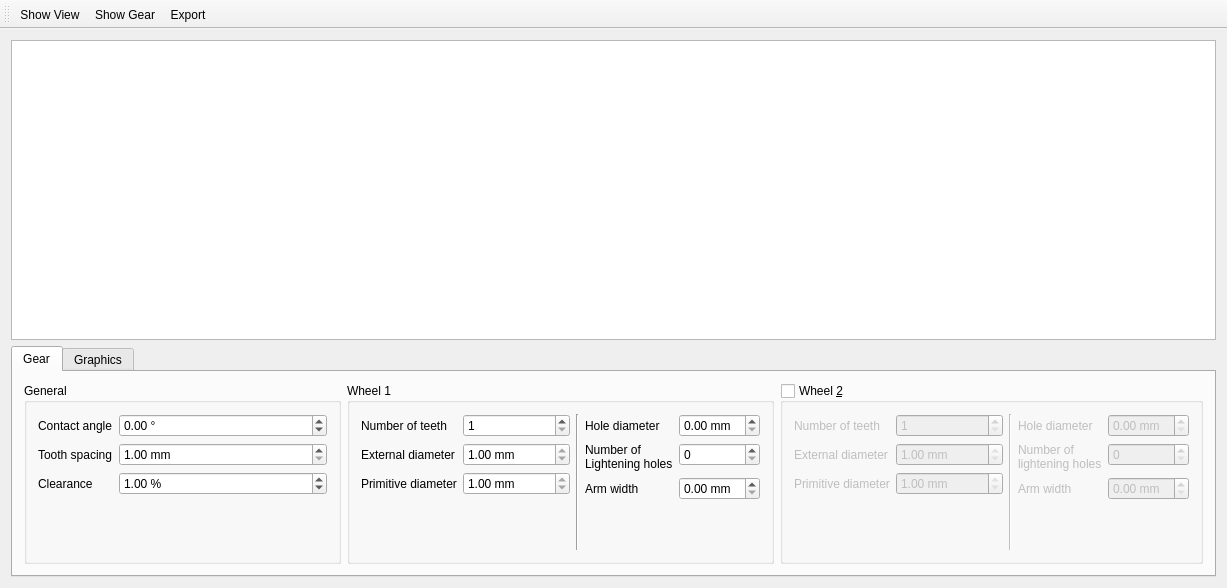
This is mainwindow.ui in Klafyvel/GearFactory as Qt 5 draws it before an edit. The edited form follows.
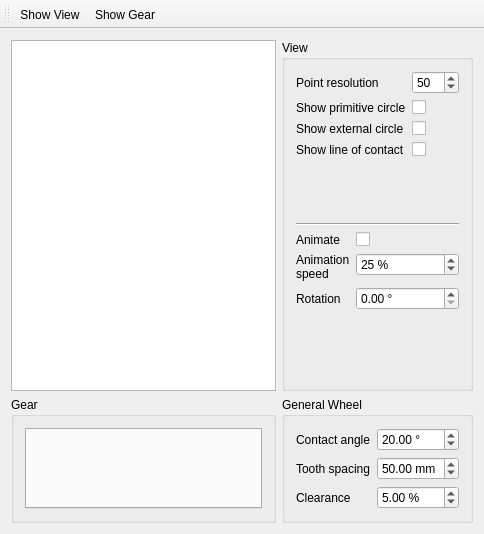
This is the edited form.

```diff
--- a/mainwindow.ui
+++ b/mainwindow.ui
@@ -6,8 +6,8 @@
    <rect>
     <x>0</x>
     <y>0</y>
-    <width>1227</width>
-    <height>588</height>
+    <width>484</width>
+    <height>534</height>
    </rect>
   </property>
   <property name="windowTitle">
@@ -20,8 +20,130 @@
    <set>QMainWindow::AllowTabbedDocks|QMainWindow::AnimatedDocks</set>
   </property>
   <widget class="QWidget" name="centralWidget">
-   <layout class="QVBoxLayout" name="verticalLayout_7">
-    <item>
+   <layout class="QGridLayout" name="gridLayout">
+    <item row="1" column="1">
+     <widget class="QGroupBox" name="groupBoxView">
+      <property name="title">
+       <string>View</string>
+      </property>
+      <layout class="QVBoxLayout" name="verticalLayout_2">
+       <item>
+        <layout class="QFormLayout" name="formLayout_8">
+         <item row="1" column="0">
+          <widget class="QLabel" name="showPrimitiveCircleLabel">
+           <property name="text">
+            <string>Show primitive circle</string>
+           </property>
+          </widget>
+         </item>
+         <item row="1" column="1">
+          <widget class="QCheckBox" name="showPrimitiveCircleCheckBox"/>
+         </item>
+         <item row="2" column="0">
+          <widget class="QLabel" name="showExternalCircleLabel">
+           <property name="text">
+            <string>Show external circle</string>
+           </property>
+          </widget>
+         </item>
+         <item row="2" column="1">
+          <widget class="QCheckBox" name="showExternalCircleCheckBox"/>
+         </item>
+         <item row="3" column="0">
+          <widget class="QLabel" name="showLineOfContactLabel">
+           <property name="text">
+            <string>Show line of contact</string>
+           </property>
+          </widget>
+         </item>
+         <item row="3" column="1">
+          <widget class="QCheckBox" name="showLineOfContactCheckBox"/>
+         </item>
+         <item row="0" column="0">
+          <widget class="QLabel" name="pointResolutionLabel">
+           <property name="text">
+            <string>Point resolution</string>
+           </property>
+          </widget>
+         </item>
+         <item row="0" column="1">
+          <widget class="QSpinBox" name="pointResolutionSpinBox">
+           <property name="minimum">
+            <number>2</number>
+           </property>
+           <property name="maximum">
+            <number>500</number>
+           </property>
+           <property name="value">
+            <number>50</number>
+           </property>
+          </widget>
+         </item>
+        </layout>
+       </item>
+       <item>
+        <widget class="Line" name="line_3">
+         <property name="orientation">
+          <enum>Qt::Horizontal</enum>
+         </property>
+        </widget>
+       </item>
+       <item>
+        <layout class="QFormLayout" name="formLayout_9">
+         <item row="0" column="1">
+          <widget class="QCheckBox" name="animateCheckBox"/>
+         </item>
+         <item row="1" column="0">
+          <widget class="QLabel" name="animationSpeedLabel">
+           <property name="text">
+            <string>Animation
+speed</string>
+           </property>
+          </widget>
+         </item>
+         <item row="1" column="1">
+          <widget class="QSpinBox" name="animationSpeedSpinBox">
+           <property name="suffix">
+            <string> %</string>
+           </property>
+           <property name="maximum">
+            <number>100</number>
+           </property>
+           <property name="value">
+            <number>25</number>
+           </property>
+          </widget>
+         </item>
+         <item row="2" column="0">
+          <widget class="QLabel" name="rotationLabel">
+           <property name="text">
+            <string>Rotation</string>
+           </property>
+          </widget>
+         </item>
+         <item row="2" column="1">
+          <widget class="QDoubleSpinBox" name="rotationDoubleSpinBox">
+           <property name="suffix">
+            <string> °</string>
+           </property>
+           <property name="maximum">
+            <double>360.000000000000000</double>
+           </property>
+          </widget>
+         </item>
+         <item row="0" column="0">
+          <widget class="QLabel" name="animateLabel">
+           <property name="text">
+            <string>Animate</string>
+           </property>
+          </widget>
+         </item>
+        </layout>
+       </item>
+      </layout>
+     </widget>
+    </item>
+    <item row="1" column="0">
      <widget class="QGraphicsView" name="graphicsView">
       <property name="minimumSize">
        <size>
@@ -46,590 +168,108 @@
       </property>
      </widget>
     </item>
-    <item>
-     <widget class="QTabWidget" name="tabWidget">
-      <property name="currentIndex">
-       <number>0</number>
+    <item row="2" column="0">
+     <widget class="QGroupBox" name="gearGroupBox">
+      <property name="sizePolicy">
+       <sizepolicy hsizetype="Expanding" vsizetype="Minimum">
+        <horstretch>0</horstretch>
+        <verstretch>0</verstretch>
+       </sizepolicy>
       </property>
-      <widget class="QWidget" name="tabWidgetPage1">
-       <attribute name="title">
-        <string>Gear</string>
-       </attribute>
-       <layout class="QHBoxLayout" name="horizontalLayout">
-        <item>
-         <widget class="QGroupBox" name="groupBox">
-          <property name="title">
-           <string>General</string>
-          </property>
-          <layout class="QVBoxLayout" name="verticalLayout">
-           <item>
-            <layout class="QFormLayout" name="formLayout_6">
-             <item row="0" column="0">
-              <widget class="QLabel" name="contactAngleLabel">
-               <property name="text">
-                <string>Contact angle</string>
-               </property>
-              </widget>
-             </item>
-             <item row="0" column="1">
-              <widget class="QDoubleSpinBox" name="contactAngleDoubleSpinBox">
-               <property name="suffix">
-                <string> °</string>
-               </property>
-               <property name="minimum">
-                <double>-45.000000000000000</double>
-               </property>
-               <property name="maximum">
-                <double>45.000000000000000</double>
-               </property>
-              </widget>
-             </item>
-             <item row="1" column="0">
-              <widget class="QLabel" name="toothSpacingLabel">
-               <property name="text">
-                <string>Tooth spacing</string>
-               </property>
-              </widget>
-             </item>
-             <item row="1" column="1">
-              <widget class="QDoubleSpinBox" name="toothSpacingDoubleSpinBox">
-               <property name="suffix">
-                <string> mm</string>
-               </property>
-               <property name="minimum">
-                <double>1.000000000000000</double>
-               </property>
-              </widget>
-             </item>
-             <item row="2" column="0">
-              <widget class="QLabel" name="clearanceLabel">
-               <property name="text">
-                <string>Clearance</string>
-               </property>
-              </widget>
-             </item>
-             <item row="2" column="1">
-              <widget class="QDoubleSpinBox" name="clearanceDoubleSpinBox">
-               <property name="suffix">
-                <string> %</string>
-               </property>
-               <property name="value">
-                <double>1.000000000000000</double>
-               </property>
-              </widget>
-             </item>
-            </layout>
-           </item>
-          </layout>
-         </widget>
-        </item>
-        <item>
-         <widget class="QGroupBox" name="groupBox_2">
-          <property name="title">
-           <string>Wheel 1</string>
-          </property>
-          <layout class="QHBoxLayout" name="horizontalLayout_3">
-           <item>
-            <layout class="QFormLayout" name="formLayout_5">
-             <item row="0" column="0">
-              <widget class="QLabel" name="numberOfTeethLabel">
-               <property name="text">
-                <string>Number of teeth</string>
-               </property>
-              </widget>
-             </item>
-             <item row="0" column="1">
-              <widget class="QSpinBox" name="numberOfTeethSpinBox">
-               <property name="minimum">
-                <number>1</number>
-               </property>
-              </widget>
-             </item>
-             <item row="1" column="0">
-              <widget class="QLabel" name="externalDiameterLabel">
-               <property name="text">
-                <string>External diameter</string>
-               </property>
-              </widget>
-             </item>
-             <item row="1" column="1">
-              <widget class="QDoubleSpinBox" name="externalDiameterDoubleSpinBox">
-               <property name="readOnly">
-                <bool>true</bool>
-               </property>
-               <property name="suffix">
-                <string> mm</string>
-               </property>
-               <property name="minimum">
-                <double>1.000000000000000</double>
-               </property>
-               <property name="maximum">
-                <double>10000.000000000000000</double>
-               </property>
-              </widget>
-             </item>
-             <item row="2" column="0">
-              <widget class="QLabel" name="primitiveDiameterLabel">
-               <property name="text">
-                <string>Primitive diameter</string>
-               </property>
-              </widget>
-             </item>
-             <item row="2" column="1">
-              <widget class="QDoubleSpinBox" name="primitiveDiameterDoubleSpinBox">
-               <property name="readOnly">
-                <bool>true</bool>
-               </property>
-               <property name="prefix">
-                <string/>
-               </property>
-               <property name="suffix">
-                <string> mm</string>
-               </property>
-               <property name="minimum">
-                <double>1.000000000000000</double>
-               </property>
-               <property name="maximum">
-                <double>100000.000000000000000</double>
-               </property>
-              </widget>
-             </item>
-            </layout>
-           </item>
-           <item>
-            <widget class="Line" name="line">
-             <property name="orientation">
-              <enum>Qt::Vertical</enum>
-             </property>
-            </widget>
-           </item>
-           <item>
-            <layout class="QFormLayout" name="formLayout">
-             <item row="0" column="0">
-              <widget class="QLabel" name="holeDiameterLabel">
-               <property name="text">
-                <string>Hole diameter</string>
-               </property>
-              </widget>
-             </item>
-             <item row="0" column="1">
-              <widget class="QDoubleSpinBox" name="holeDiameterDoubleSpinBox">
-               <property name="suffix">
-                <string> mm</string>
-               </property>
-              </widget>
-             </item>
-             <item row="1" column="0">
-              <widget class="QLabel" name="numberOfLighteningHolesLabel">
-               <property name="text">
-                <string>Number of
-Lightening holes</string>
-               </property>
-              </widget>
-             </item>
-             <item row="1" column="1">
-              <widget class="QSpinBox" name="numberOfLighteningHolesSpinBox"/>
-             </item>
-             <item row="2" column="0">
-              <widget class="QLabel" name="armWidthLabel">
-               <property name="text">
-                <string>Arm width</string>
-               </property>
-              </widget>
-             </item>
-             <item row="2" column="1">
-              <widget class="QDoubleSpinBox" name="armWidthDoubleSpinBox">
-               <property name="suffix">
-                <string> mm</string>
-               </property>
-              </widget>
-             </item>
-            </layout>
-           </item>
-          </layout>
-         </widget>
-        </item>
-        <item>
-         <widget class="QGroupBox" name="wheel2GroupBox">
-          <property name="title">
-           <string>Wheel &amp;2</string>
-          </property>
-          <property name="flat">
-           <bool>false</bool>
-          </property>
-          <property name="checkable">
-           <bool>true</bool>
-          </property>
-          <property name="checked">
-           <bool>false</bool>
-          </property>
-          <layout class="QHBoxLayout" name="horizontalLayout_5">
-           <item>
-            <layout class="QFormLayout" name="formLayout_7">
-             <item row="0" column="0">
-              <widget class="QLabel" name="numberOfTeethLabel_2">
-               <property name="text">
-                <string>Number of teeth</string>
-               </property>
-              </widget>
-             </item>
-             <item row="0" column="1">
-              <widget class="QSpinBox" name="numberOfTeethSpinBox_2">
-               <property name="minimum">
-                <number>1</number>
-               </property>
-              </widget>
-             </item>
-             <item row="2" column="0">
-              <widget class="QLabel" name="primitiveDiameterLabel_2">
-               <property name="text">
-                <string>Primitive diameter</string>
-               </property>
-              </widget>
-             </item>
-             <item row="2" column="1">
-              <widget class="QDoubleSpinBox" name="primitiveDiameterDoubleSpinBox_2">
-               <property name="readOnly">
-                <bool>true</bool>
-               </property>
-               <property name="suffix">
-                <string> mm</string>
-               </property>
-               <property name="minimum">
-                <double>1.000000000000000</double>
-               </property>
-               <property name="maximum">
-                <double>100000.000000000000000</double>
-               </property>
-              </widget>
-             </item>
-             <item row="1" column="0">
-              <widget class="QLabel" name="externalDiameterLabel_2">
-               <property name="text">
-                <string>External diameter</string>
-               </property>
-              </widget>
-             </item>
-             <item row="1" column="1">
-              <widget class="QDoubleSpinBox" name="externalDiameterDoubleSpinBox_2">
-               <property name="readOnly">
-                <bool>true</bool>
-               </property>
-               <property name="suffix">
-                <string> mm</string>
-               </property>
-               <property name="minimum">
-                <double>1.000000000000000</double>
-               </property>
-               <property name="maximum">
-                <double>10000.000000000000000</double>
-               </property>
-              </widget>
-             </item>
-            </layout>
-           </item>
-           <item>
-            <widget class="Line" name="line_2">
-             <property name="orientation">
-              <enum>Qt::Vertical</enum>
-             </property>
-            </widget>
-           </item>
-           <item>
-            <layout class="QFormLayout" name="formLayout_2">
-             <item row="1" column="1">
-              <widget class="QSpinBox" name="numberOfLighteningHolesSpinBox_2"/>
-             </item>
-             <item row="1" column="0">
-              <widget class="QLabel" name="numberOfLighteningHolesLabel_2">
-               <property name="text">
-                <string>Number of
-lightening holes</string>
-               </property>
-              </widget>
-             </item>
-             <item row="0" column="1">
-              <widget class="QDoubleSpinBox" name="holeDiameterDoubleSpinBox_2">
-               <property name="suffix">
-                <string> mm</string>
-               </property>
-              </widget>
-             </item>
-             <item row="0" column="0">
-              <widget class="QLabel" name="holeDiameterLabel_2">
-               <property name="text">
-                <string>Hole diameter</string>
-               </property>
-              </widget>
-             </item>
-             <item row="2" column="0">
-              <widget class="QLabel" name="armWidthLabel_2">
-               <property name="text">
-                <string>Arm width</string>
-               </property>
-              </widget>
-             </item>
-             <item row="2" column="1">
-              <widget class="QDoubleSpinBox" name="armWidthDoubleSpinBox_2">
-               <property name="suffix">
-                <string> mm</string>
-               </property>
-              </widget>
-             </item>
-            </layout>
-           </item>
-          </layout>
-         </widget>
-        </item>
-       </layout>
-      </widget>
-      <widget class="QWidget" name="tabWidgetPage2">
-       <attribute name="title">
-        <string>Graphics</string>
-       </attribute>
-       <layout class="QHBoxLayout" name="horizontalLayout_2">
-        <item>
-         <widget class="QGroupBox" name="groupBoxView">
-          <property name="title">
-           <string>View</string>
-          </property>
-          <layout class="QHBoxLayout" name="horizontalLayout_6">
-           <item>
-            <layout class="QFormLayout" name="formLayout_3">
-             <item row="0" column="0">
-              <widget class="QLabel" name="showGridLabel">
-               <property name="text">
-                <string>Show grid</string>
-               </property>
-              </widget>
-             </item>
-             <item row="0" column="1">
-              <widget class="QCheckBox" name="showGridCheckBox">
-               <property name="checked">
-                <bool>true</bool>
-               </property>
-              </widget>
-             </item>
-             <item row="1" column="0">
-              <widget class="QLabel" name="gridSizeLabel">
-               <property name="text">
-                <string>Grid size</string>
-               </property>
-              </widget>
-             </item>
-             <item row="1" column="1">
-              <widget class="QDoubleSpinBox" name="gridSizeDoubleSpinBox">
-               <property name="suffix">
-                <string> mm</string>
-               </property>
-               <property name="value">
-                <double>10.000000000000000</double>
-               </property>
-              </widget>
-             </item>
-             <item row="2" column="0">
-              <widget class="QLabel" name="pointResolutionLabel">
-               <property name="text">
-                <string>Point resolution</string>
-               </property>
-              </widget>
-             </item>
-             <item row="2" column="1">
-              <widget class="QSpinBox" name="pointResolutionSpinBox">
-               <property name="minimum">
-                <number>2</number>
-               </property>
-               <property name="maximum">
-                <number>500</number>
-               </property>
-              </widget>
-             </item>
-            </layout>
-           </item>
-           <item>
-            <widget class="Line" name="line_3">
-             <property name="orientation">
-              <enum>Qt::Vertical</enum>
-             </property>
-            </widget>
-           </item>
-           <item>
-            <layout class="QFormLayout" name="formLayout_8">
-             <item row="0" column="0">
-              <widget class="QLabel" name="showPrimitiveCircleLabel">
-               <property name="text">
-                <string>Show primitive circle</string>
-               </property>
-              </widget>
-             </item>
-             <item row="0" column="1">
-              <widget class="QCheckBox" name="showPrimitiveCircleCheckBox"/>
-             </item>
-             <item row="1" column="0">
-              <widget class="QLabel" name="showExternalCircleLabel">
-               <property name="text">
-                <string>Show external circle</string>
-               </property>
-              </widget>
-             </item>
-             <item row="1" column="1">
-              <widget class="QCheckBox" name="showExternalCircleCheckBox"/>
-             </item>
-             <item row="2" column="0">
-              <widget class="QLabel" name="showLineOfContactLabel">
-               <property name="text">
-                <string>Show line of contact</string>
-               </property>
-              </widget>
-             </item>
-             <item row="2" column="1">
-              <widget class="QCheckBox" name="showLineOfContactCheckBox"/>
-             </item>
-            </layout>
-           </item>
-           <item>
-            <widget class="Line" name="line_5">
-             <property name="orientation">
-              <enum>Qt::Vertical</enum>
-             </property>
-            </widget>
-           </item>
-           <item>
-            <layout class="QFormLayout" name="formLayout_9">
-             <item row="0" column="0">
-              <widget class="QLabel" name="animateLabel">
-               <property name="text">
-                <string>Animate</string>
-               </property>
-              </widget>
-             </item>
-             <item row="0" column="1">
-              <widget class="QCheckBox" name="animateCheckBox"/>
-             </item>
-             <item row="1" column="0">
-              <widget class="QLabel" name="animationSpeedLabel">
-               <property name="text">
-                <string>Animation
-speed</string>
-               </property>
-              </widget>
-             </item>
-             <item row="1" column="1">
-              <widget class="QSpinBox" name="animationSpeedSpinBox">
-               <property name="suffix">
-                <string> %</string>
-               </property>
-               <property name="maximum">
-                <number>100</number>
-               </property>
-               <property name="value">
-                <number>25</number>
-               </property>
-              </widget>
-             </item>
-             <item row="2" column="0">
-              <widget class="QLabel" name="rotationLabel">
-               <property name="text">
-                <string>Rotation</string>
-               </property>
-              </widget>
-             </item>
-             <item row="2" column="1">
-              <widget class="QDoubleSpinBox" name="rotationDoubleSpinBox">
-               <property name="suffix">
-                <string> °</string>
-               </property>
-               <property name="maximum">
-                <double>360.000000000000000</double>
-               </property>
-              </widget>
-             </item>
-            </layout>
-           </item>
-          </layout>
-         </widget>
-        </item>
-        <item>
-         <widget class="QGroupBox" name="groupBoxExport">
-          <property name="title">
-           <string>Export</string>
-          </property>
-          <layout class="QHBoxLayout" name="horizontalLayout_7">
-           <item>
-            <layout class="QFormLayout" name="formLayout_4">
-             <property name="labelAlignment">
-              <set>Qt::AlignRight|Qt::AlignTop|Qt::AlignTrailing</set>
-             </property>
-             <property name="formAlignment">
-              <set>Qt::AlignLeading|Qt::AlignLeft|Qt::AlignTop</set>
-             </property>
-             <item row="0" column="0">
-              <widget class="QLabel" name="fileNameLabel_2">
-               <property name="text">
-                <string>File name</string>
-               </property>
-              </widget>
-             </item>
-             <item row="0" column="1">
-              <widget class="QWidget" name="fileNameWidget" native="true">
-               <layout class="QHBoxLayout" name="horizontalLayout_4">
-                <item>
-                 <widget class="QLineEdit" name="fileNameLineEdit">
-                  <property name="text">
-                   <string/>
-                  </property>
-                 </widget>
-                </item>
-                <item>
-                 <widget class="QPushButton" name="fileNamePushButton">
-                  <property name="text">
-                   <string>Choose...</string>
-                  </property>
-                 </widget>
-                </item>
-               </layout>
-              </widget>
-             </item>
-             <item row="1" column="0">
-              <widget class="QLabel" name="formatLabel">
-               <property name="text">
-                <string>Format</string>
-               </property>
-              </widget>
-             </item>
-             <item row="1" column="1">
-              <widget class="QComboBox" name="formatComboBox">
-               <item>
-                <property name="text">
-                 <string>SVG</string>
-                </property>
-               </item>
-               <item>
-                <property name="text">
-                 <string>PDF</string>
-                </property>
-               </item>
-               <item>
-                <property name="text">
-                 <string>PNG</string>
-                </property>
-               </item>
-              </widget>
-             </item>
-            </layout>
-           </item>
-           <item>
-            <widget class="QPushButton" name="exportPushButton">
-             <property name="text">
-              <string>Export</string>
-             </property>
-            </widget>
-           </item>
-          </layout>
-         </widget>
-        </item>
-       </layout>
-      </widget>
+      <property name="title">
+       <string>Gear</string>
+      </property>
+      <layout class="QHBoxLayout" name="horizontalLayout">
+       <item>
+        <widget class="QTabWidget" name="tabWidget">
+         <property name="sizePolicy">
+          <sizepolicy hsizetype="Expanding" vsizetype="Minimum">
+           <horstretch>0</horstretch>
+           <verstretch>0</verstretch>
+          </sizepolicy>
+         </property>
+         <property name="currentIndex">
+          <number>-1</number>
+         </property>
+         <property name="tabsClosable">
+          <bool>false</bool>
+         </property>
+        </widget>
+       </item>
+      </layout>
+     </widget>
+    </item>
+    <item row="2" column="1">
+     <widget class="QGroupBox" name="groupBox">
+      <property name="title">
+       <string>General Wheel</string>
+      </property>
+      <layout class="QVBoxLayout" name="verticalLayout">
+       <item>
+        <layout class="QFormLayout" name="formLayout_6">
+         <item row="0" column="0">
+          <widget class="QLabel" name="contactAngleLabel">
+           <property name="text">
+            <string>Contact angle</string>
+           </property>
+          </widget>
+         </item>
+         <item row="0" column="1">
+          <widget class="QDoubleSpinBox" name="contactAngleDoubleSpinBox">
+           <property name="suffix">
+            <string> °</string>
+           </property>
+           <property name="minimum">
+            <double>-45.000000000000000</double>
+           </property>
+           <property name="maximum">
+            <double>45.000000000000000</double>
+           </property>
+           <property name="value">
+            <double>20.000000000000000</double>
+           </property>
+          </widget>
+         </item>
+         <item row="1" column="0">
+          <widget class="QLabel" name="toothSpacingLabel">
+           <property name="text">
+            <string>Tooth spacing</string>
+           </property>
+          </widget>
+         </item>
+         <item row="1" column="1">
+          <widget class="QDoubleSpinBox" name="toothSpacingDoubleSpinBox">
+           <property name="suffix">
+            <string> mm</string>
+           </property>
+           <property name="minimum">
+            <double>1.000000000000000</double>
+           </property>
+           <property name="value">
+            <double>50.000000000000000</double>
+           </property>
+          </widget>
+         </item>
+         <item row="2" column="0">
+          <widget class="QLabel" name="clearanceLabel">
+           <property name="text">
+            <string>Clearance</string>
+           </property>
+          </widget>
+         </item>
+         <item row="2" column="1">
+          <widget class="QDoubleSpinBox" name="clearanceDoubleSpinBox">
+           <property name="suffix">
+            <string> %</string>
+           </property>
+           <property name="value">
+            <double>5.000000000000000</double>
+           </property>
+          </widget>
+         </item>
+        </layout>
+       </item>
+      </layout>
      </widget>
     </item>
    </layout>
@@ -653,7 +293,6 @@
    </attribute>
    <addaction name="actionShow_View"/>
    <addaction name="actionShow_Gear"/>
-   <addaction name="actionExport"/>
   </widget>
   <action name="actionShow_View">
    <property name="checkable">
@@ -680,17 +319,6 @@
     <string>Ctrl+Alt+G</string>
    </property>
   </action>
-  <action name="actionExport">
-   <property name="text">
-    <string>Export</string>
-   </property>
-   <property name="toolTip">
-    <string>Show the 'export' window.</string>
-   </property>
-   <property name="shortcut">
-    <string>Ctrl+Alt+E</string>
-   </property>
-  </action>
  </widget>
  <layoutdefault spacing="6" margin="11"/>
  <resources/>
```
Left out of the diff: 2 changed lines with no effect on the pictures.
